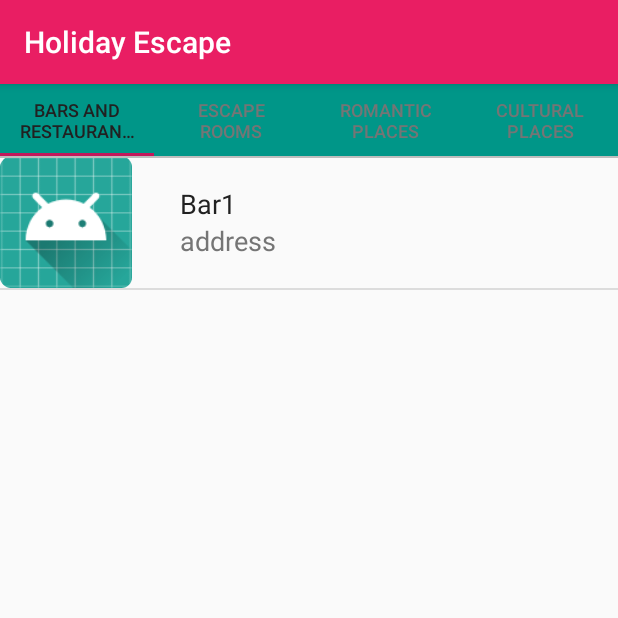
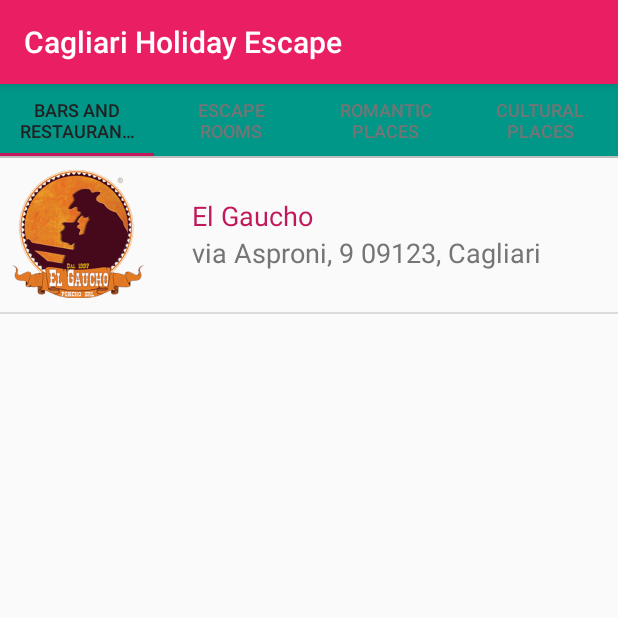
Before and after one commit to Melsara/HolidayEscape, an Android app: the screen it shows after launch (MainActivity), on a phone screen of 412 x 824 dp, the top half of it. Run offline under Robolectric (Android 15) with nearby library versions, the phone set to English and light mode, and no system bars.

Commit message:
Adding first restaurant and nailing it down.

```diff
--- a/app/src/main/java/eu/escapeadvisor/holidayescape/BarsFragment.java
+++ b/app/src/main/java/eu/escapeadvisor/holidayescape/BarsFragment.java
@@ -18,7 +18,7 @@ import java.util.ArrayList;
 
 public class BarsFragment extends Fragment {
 
-    URL url1 = new URL("http://www.google.com/");
+    URL url1 = new URL("https://www.elgauchocagliari.com/");
     Context mContext;
 
 
@@ -34,8 +34,8 @@ public class BarsFragment extends Fragment {
         View rootView = inflater.inflate(R.layout.activity_poi_list, container, false);
         final ArrayList<POI> bars = new ArrayList<>();
 
-        bars.add(new POI(mContext.getResources().getString(R.string.category_bars),"Bar1", url1, "email", "000000000",
-                39.230469, 9.111982, R.drawable.ic_launcher_background, "Lorem ipsum","address" ));
+        bars.add(new POI(mContext.getResources().getString(R.string.category_bars),getString(R.string.bar_name1), url1, getString(R.string.bar_email1), getString(R.string.bar_tel1),
+                39.219303, 9.106513, R.drawable.gaucho, getString(R.string.bar_desc1),getString(R.string.bar_address1)));
 
         PoiAdapter barsAdapter = new PoiAdapter(getActivity(), bars);
         ListView listView = (ListView) rootView.findViewById(R.id.list);
--- a/app/src/main/java/eu/escapeadvisor/holidayescape/PoiAdapter.java
+++ b/app/src/main/java/eu/escapeadvisor/holidayescape/PoiAdapter.java
@@ -39,6 +39,7 @@ public class PoiAdapter extends ArrayAdapter<POI>{
         TextView addressTextView = (TextView) listItemView.findViewById(R.id.address_textView);
         addressTextView.setText(currentPoi.getAddress());
         ImageView imageView = (ImageView) listItemView.findViewById(R.id.imageView);
+        imageView.setImageResource(currentPoi.getImage());
 
 /*        View textRoot = listItemView.findViewById(R.id.textRoot);
         int color = ContextCompat.getColor(getContext(), mColorResourceId);
--- a/app/src/main/res/layout/list_item.xml
+++ b/app/src/main/res/layout/list_item.xml
@@ -8,54 +8,47 @@
         android:id="@+id/imageView"
         android:layout_width="@dimen/list_item_height"
         android:layout_height="@dimen/list_item_height"
+        android:layout_marginBottom="@dimen/margin8"
+        android:layout_marginLeft="@dimen/margin8"
         android:layout_marginRight="@dimen/margin16"
+        android:layout_marginTop="@dimen/margin8"
         android:src="@mipmap/ic_launcher" />
 
     <RelativeLayout
         android:id="@+id/textRoot"
         android:layout_width="match_parent"
-        android:layout_height="@dimen/list_item_height"
+        android:layout_height="wrap_content"
         android:layout_alignParentBottom="true"
         android:layout_alignParentRight="true"
         android:layout_alignParentTop="true"
+        android:layout_marginTop="@dimen/margin8"
         android:layout_toRightOf="@id/imageView"
         android:orientation="vertical"
         android:paddingLeft="@dimen/margin16">
 
-<!--        <TextView
-            android:id="@+id/category_textView"
-            android:layout_width="match_parent"
-            android:layout_height="44dp"
-            android:layout_weight="1"
-            android:gravity="bottom"
-            android:textAppearance="?android:textAppearanceMedium"
-            android:textColor="@android:color/white"
-            android:textStyle="bold"/>-->
-
         <TextView
             android:id="@+id/name_textView"
             android:layout_width="match_parent"
-            android:layout_height="44dp"
-            android:layout_weight="1"
+            android:layout_height="wrap_content"
             android:gravity="bottom"
             android:textAppearance="?android:textAppearanceMedium"
-            android:textColor="@color/primaryText"/>
+            android:textColor="@color/colorPrimaryDark" />
 
         <TextView
             android:id="@+id/address_textView"
             android:layout_width="match_parent"
             android:layout_height="44dp"
             android:layout_below="@id/name_textView"
-            android:layout_weight="1"
+            android:layout_marginBottom="@dimen/margin8"
             android:gravity="top"
             android:textAppearance="?android:textAppearanceMedium"
-            android:textColor="@color/secondaryText"/>
+            android:textColor="@color/secondaryText" />
 
     </RelativeLayout>
 
     <View
         android:layout_width="match_parent"
         android:layout_height="1dp"
-        android:background="@color/dividerColor"/>
+        android:background="@color/dividerColor" />
 
 </RelativeLayout>
--- a/app/src/main/res/values/strings.xml
+++ b/app/src/main/res/values/strings.xml
@@ -1,9 +1,16 @@
 <resources>
-    <string name="app_name">Holiday Escape</string>
+    <string name="app_name">Cagliari Holiday Escape</string>
     <string name="title_activity_poi_detail">Details</string>
     <string name="title_activity_maps">Map</string>
     <string name="category_bars">Bars and Restaurants</string>
     <string name="category_er">Escape Rooms</string>
     <string name="category_romanticPlaces">Romantic Places</string>
     <string name="category_culturalPlaces">Cultural Places</string>
+    <string name="bar_name1">El Gaucho</string>
+    <string name="bar_url1">https://www.elgauchocagliari.com/</string>
+    <string name="bar_email1">Not available</string>
+    <string name="bar_tel1">+39 346.3073322</string>
+    <string name="bar_desc1">Gianna, Sergio e sua moglie Valentina, aprono a Cagliari nel 1997, El Gaucho, che negli anni cresce grazie alla notorietà data da i propri clienti, assidui frequentatori del ristorante a pranzo, con la linea di pasti veloci e la qualità argentina, proposta più ampiamente a cena.
+Hanno tre priorità : cucinare buono, servire velocemente e garantire la qualità su i propri prodotti. Da allora ad oggi il metodo è sempre quello: impegno quotidiano d\’amore e buonumore, una stretta di mano appaga sempre questa passione di famiglia.</string>
+    <string name="bar_address1">via Asproni, 9 09123, Cagliari</string>
 </resources>
--- a/app/src/main/res/values/styles.xml
+++ b/app/src/main/res/values/styles.xml
@@ -24,6 +24,7 @@
         <item name="android:textSize">@dimen/title_size</item>
         <item name="android:textStyle">bold</item>
         <item name="android:layout_marginBottom">@dimen/margin8</item>
+        <item name="android:textColor">@color/colorPrimaryDark</item>
     </style>
 
     <style name="textStyle">
@@ -31,7 +32,7 @@
         <item name="android:layout_height">0dp</item>
         <item name="android:layout_weight">1</item>
         <item name="android:textSize">@dimen/text_size</item>
-        <item name="android:layout_marginBottom">@dimen/margin4</item>
+        <item name="android:layout_marginBottom">@dimen/margin8</item>
     </style>
 
 
```
Also changed, not shown: app/src/main/res/layout/activity_details.xml (+21 -17 lines), app/src/main/res/drawable-hdpi/gaucho.png (added), app/src/main/res/drawable-mdpi/gaucho.png (added), app/src/main/res/drawable-xhdpi/gaucho.png (added), app/src/main/res/drawable-xxhdpi/gaucho.png (added), app/src/main/res/drawable-xxxhdpi/gaucho.png (added).
